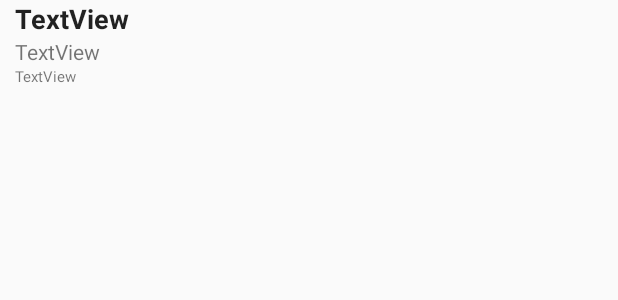
After one commit to 19anti91/StudyChatRoom, an Android app: the layout chat_room_list.xml on its own in the app's theme, with its tools: preview values and no code run, on a phone screen of 412 x 824 dp. The commit adds this screen. Shown: the top 300 px of the screen. Run offline under Robolectric (Android 15) with nearby library versions, the phone set to English and light mode, and no system bars.

Commit message:
Started working on chat rooms

```diff
--- a/app/build.gradle
+++ b/app/build.gradle
@@ -45,4 +45,5 @@ dependencies {
 
 
 
+
 apply plugin: 'com.google.gms.google-services'
--- a/app/src/main/AndroidManifest.xml
+++ b/app/src/main/AndroidManifest.xml
@@ -86,6 +86,10 @@
                 android:name="android.support.PARENT_ACTIVITY"
                 android:value="com.oop.projectgroup10.studychatroom.DashBoard" />
         </activity>
+        <activity
+            android:name=".ChatRoomsList"
+            android:screenOrientation="portrait"
+            android:theme="@style/studyChat" />
     </application>
 
 </manifest>
--- a/app/src/main/java/com/oop/projectgroup10/studychatroom/DashBoard.java
+++ b/app/src/main/java/com/oop/projectgroup10/studychatroom/DashBoard.java
@@ -27,6 +27,9 @@ public class DashBoard extends AppCompatActivity
         SharedPreferences pref = PreferenceManager.getDefaultSharedPreferences(this);
         new SendDataAsync(getApplicationContext(), this).execute("getAllUsers", String.valueOf(pref.getInt("userid", 0)));
 
+        SharedPreferences.Editor editor = pref.edit();
+        editor.putString("currentPrivUser", "");
+        editor.apply();
         DrawerLayout drawer = (DrawerLayout) findViewById(R.id.drawer_layout);
         ActionBarDrawerToggle toggle = new ActionBarDrawerToggle(
                 this, drawer, toolbar, R.string.navigation_drawer_open, R.string.navigation_drawer_close);
@@ -103,6 +106,9 @@ public class DashBoard extends AppCompatActivity
         } else if (id == R.id.logout) {
             clearPref();
         } else if (id == R.id.chatRoom) {
+            Intent goToChatRoom = new Intent(this, ChatRooms.class);
+            startActivity(goToChatRoom);
+
 
         } else if (id == R.id.privateMessageRoom) {
             SharedPreferences pref = PreferenceManager.getDefaultSharedPreferences(this);
--- a/app/src/main/java/com/oop/projectgroup10/studychatroom/Firebase.java
+++ b/app/src/main/java/com/oop/projectgroup10/studychatroom/Firebase.java
@@ -34,8 +34,6 @@ public class Firebase extends FirebaseInstanceIdService {
 
     private void sendRegistrationToServer(String token, String userid) {
 
-
-        // TODO: Implement this method to send token to your app server.
     }
 
 }
--- a/app/src/main/java/com/oop/projectgroup10/studychatroom/RegisterActivity.java
+++ b/app/src/main/java/com/oop/projectgroup10/studychatroom/RegisterActivity.java
@@ -80,6 +80,7 @@ public class RegisterActivity extends AppCompatActivity {
         getAvatar();
     }
 
+    //TODO fix GUI
     public void submitRegistration(View v) {
 
         boolean isValid = isValidEmail(getEmail());
--- /dev/null
+++ b/app/src/main/res/layout/chat_room_list.xml
@@ -0,0 +1,31 @@
+<?xml version="1.0" encoding="utf-8"?>
+<LinearLayout xmlns:android="http://schemas.android.com/apk/res/android"
+    android:layout_width="match_parent"
+    android:layout_height="match_parent"
+    android:layout_marginLeft="10dp"
+    android:layout_marginRight="10dp"
+    android:orientation="vertical">
+
+    <TextView
+        android:id="@+id/chatRoomNameList"
+        android:layout_width="match_parent"
+        android:layout_height="wrap_content"
+        android:text="TextView"
+        android:textAllCaps="false"
+        android:textColor="?attr/actionMenuTextColor"
+        android:textSize="18sp"
+        android:textStyle="bold" />
+
+    <TextView
+        android:id="@+id/chatRoomOwnerList"
+        android:layout_width="match_parent"
+        android:layout_height="wrap_content"
+        android:text="TextView" />
+
+    <TextView
+        android:id="@+id/chatRoomMembersList"
+        android:layout_width="match_parent"
+        android:layout_height="wrap_content"
+        android:text="TextView"
+        android:textSize="10sp" />
+</LinearLayout>
--- a/app/src/main/res/layout/msg_from_me.xml
+++ b/app/src/main/res/layout/msg_from_me.xml
@@ -9,7 +9,7 @@
         android:layout_width="match_parent"
         android:layout_height="wrap_content"
         android:orientation="horizontal"
-        android:paddingLeft="10dp">
+        android:paddingLeft="60dp">
 
         <TextView
             android:id="@+id/msgFromMeTxt"
--- a/app/src/main/res/layout/msg_from_them.xml
+++ b/app/src/main/res/layout/msg_from_them.xml
@@ -10,7 +10,7 @@
         android:layout_height="wrap_content"
         android:layout_below="@+id/layout1"
         android:orientation="horizontal"
-        android:paddingRight="10dp">
+        android:paddingRight="60dp">
 
         <ImageView
             android:id="@+id/msgFromThemIcon"
```
Also changed, not shown: app/src/main/java/com/oop/projectgroup10/studychatroom/ChatRooms.java (+3 -14 lines), app/src/main/java/com/oop/projectgroup10/studychatroom/ChatRoomsList.java (added, +72 -0 lines), app/src/main/java/com/oop/projectgroup10/studychatroom/MessageAsync.java (+10 -6 lines), app/src/main/java/com/oop/projectgroup10/studychatroom/NotificationService.java (+24 -19 lines), app/src/main/java/com/oop/projectgroup10/studychatroom/PrivateMessage.java (+21 -1 lines), app/src/main/java/com/oop/projectgroup10/studychatroom/PrivateMessageUserList.java (+4 -3 lines), app/src/main/res/layout/activity_chat_rooms.xml (+0 -8 lines), app/src/main/res/layout/activity_chat_rooms_list.xml (added, +12 -0 lines).
